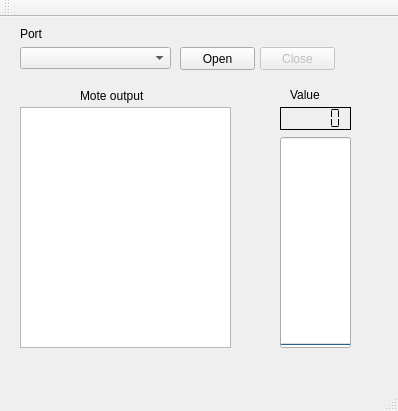
The window that Lab_exercises/5-Lesson/L5_Ambient_Temperature_Qt/mainwindow.ui (karthick1987/SolarPro) describes before a commit, drawn with Qt 5.
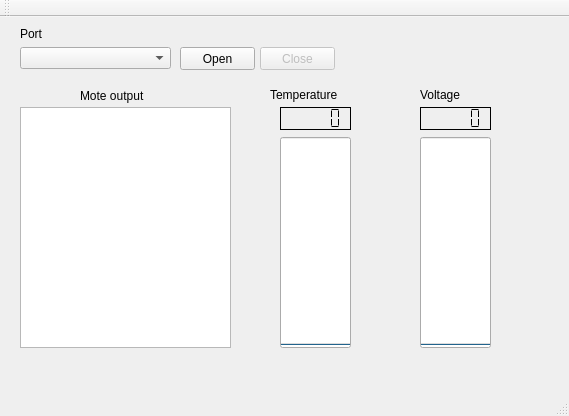
The same window after the commit.

Diff of the .ui file:
```diff
--- a/Lab_exercises/5-Lesson/L5_Ambient_Temperature_Qt/mainwindow.ui
+++ b/Lab_exercises/5-Lesson/L5_Ambient_Temperature_Qt/mainwindow.ui
@@ -6,8 +6,8 @@
    <rect>
     <x>0</x>
     <y>0</y>
-    <width>398</width>
-    <height>411</height>
+    <width>569</width>
+    <height>416</height>
    </rect>
   </property>
   <property name="windowTitle">
@@ -101,14 +101,14 @@
    <widget class="QLabel" name="label_light">
     <property name="geometry">
      <rect>
-      <x>290</x>
+      <x>270</x>
       <y>70</y>
-      <width>41</width>
+      <width>91</width>
       <height>16</height>
      </rect>
     </property>
     <property name="text">
-     <string>Value</string>
+     <string>Temperature</string>
     </property>
    </widget>
    <widget class="QProgressBar" name="progressBar_light">
@@ -149,6 +149,63 @@
      <string>Mote output</string>
     </property>
    </widget>
+   <widget class="QProgressBar" name="progressBar_light_2">
+    <property name="geometry">
+     <rect>
+      <x>420</x>
+      <y>120</y>
+      <width>71</width>
+      <height>211</height>
+     </rect>
+    </property>
+    <property name="maximum">
+     <number>40</number>
+    </property>
+    <property name="value">
+     <number>0</number>
+    </property>
+    <property name="textVisible">
+     <bool>false</bool>
+    </property>
+    <property name="orientation">
+     <enum>Qt::Vertical</enum>
+    </property>
+    <property name="invertedAppearance">
+     <bool>false</bool>
+    </property>
+   </widget>
+   <widget class="QLCDNumber" name="lcdNumber_light_2">
+    <property name="geometry">
+     <rect>
+      <x>420</x>
+      <y>90</y>
+      <width>71</width>
+      <height>23</height>
+     </rect>
+    </property>
+    <property name="frameShape">
+     <enum>QFrame::Box</enum>
+    </property>
+    <property name="frameShadow">
+     <enum>QFrame::Plain</enum>
+    </property>
+    <property name="segmentStyle">
+     <enum>QLCDNumber::Flat</enum>
+    </property>
+   </widget>
+   <widget class="QLabel" name="label_light_2">
+    <property name="geometry">
+     <rect>
+      <x>420</x>
+      <y>70</y>
+      <width>91</width>
+      <height>16</height>
+     </rect>
+    </property>
+    <property name="text">
+     <string>Voltage</string>
+    </property>
+   </widget>
   </widget>
   <widget class="QMenuBar" name="menuBar">
    <property name="geometry">
```
Left out of the diff: 4 changed lines with no effect on the pictures.
